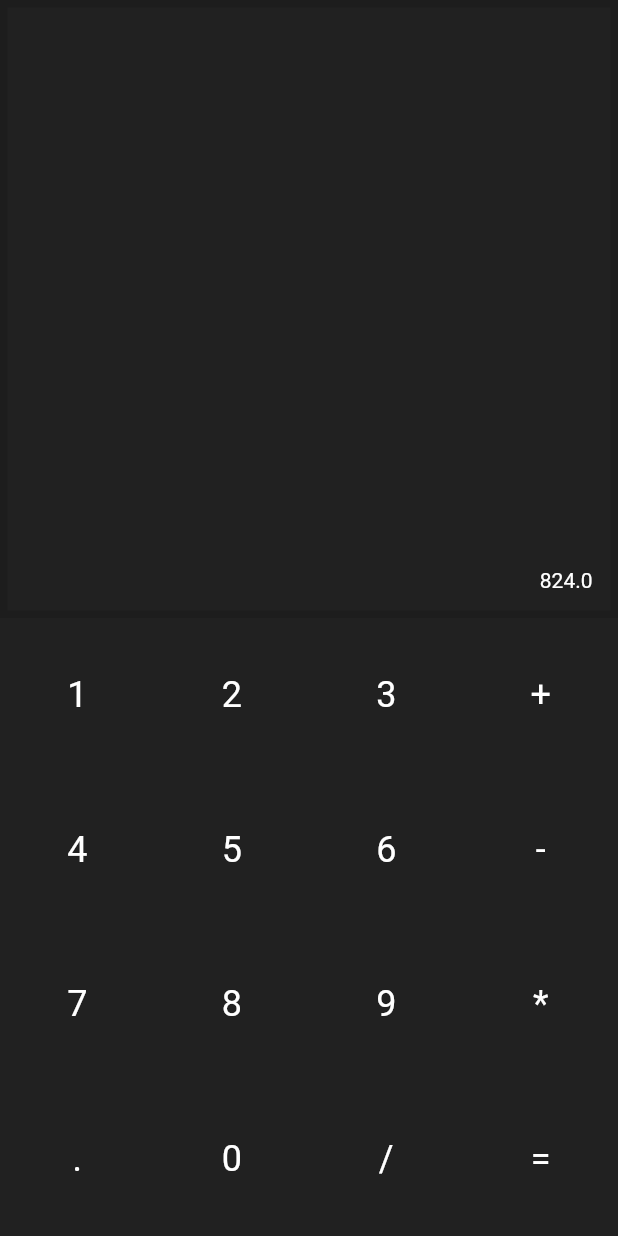
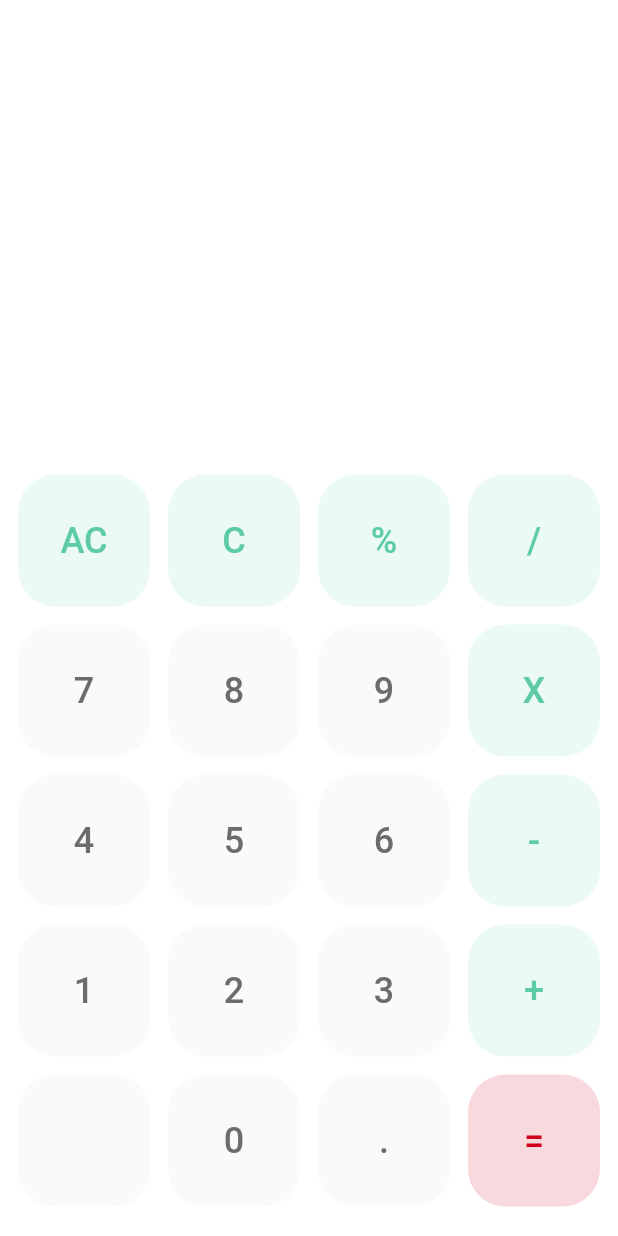
Before and after one commit to Pushpender-18/Basic-Calculator, a Flutter app: the screen it shows after launch, on a phone screen of 412 x 824 dp. Run offline on Flutter 3.47's test engine with Material 2 defaults, Android fonts, the phone set to English and light mode, and no system bars.

Commit message:
Updated UI to Clean, Keyboard UI Done, Display Empty

```diff
--- a/lib/data/key_data.dart
+++ b/lib/data/key_data.dart
@@ -1,26 +1,36 @@
+class KeyConfig {
+  const KeyConfig({required this.name, required this.color});
+  final String name;
+  final int color;
+}
+
 class KeyData {
   int index = 0;
   final data = [
-    '1',
-    '2',
-    '3',
-    '+',
-    '4',
-    '5',
-    '6',
-    '-',
-    '7',
-    '8',
-    '9',
-    '*',
-    '.',
-    '0',
-    '/',
-    '=',
+    const KeyConfig(name: 'AC', color: 1),
+    const KeyConfig(name: 'C', color: 1),
+    const KeyConfig(name: '%', color: 1),
+    const KeyConfig(name: '/', color: 1),
+    const KeyConfig(name: '7', color: 0),
+    const KeyConfig(name: '8', color: 0),
+    const KeyConfig(name: '9', color: 0),
+    const KeyConfig(name: 'X', color: 1),
+    const KeyConfig(name: '4', color: 0),
+    const KeyConfig(name: '5', color: 0),
+    const KeyConfig(name: '6', color: 0),
+    const KeyConfig(name: '-', color: 1),
+    const KeyConfig(name: '1', color: 0),
+    const KeyConfig(name: '2', color: 0),
+    const KeyConfig(name: '3', color: 0),
+    const KeyConfig(name: '+', color: 1),
+    const KeyConfig(name: ' ', color: 0),
+    const KeyConfig(name: '0', color: 0),
+    const KeyConfig(name: '.', color: 0),
+    const KeyConfig(name: '=', color: 2),
   ];
 
   get value {
-    String d = data[index];
+    KeyConfig d = data[index];
     index++;
     index %= data.length;
     return d;
--- a/lib/screens/calculator.dart
+++ b/lib/screens/calculator.dart
@@ -13,8 +13,13 @@ class CalculatorPage extends StatelessWidget {
       body: Column(
         mainAxisSize: MainAxisSize.max,
         children: [
-          Display(msg: height.toString(), height: height / 2),
-          Keyboard(height: height / 2),
+          Display(
+            msg: height.toString(),
+            height: height * (4.8 / 12.5),
+          ),
+          Keyboard(
+            height: height * (7.7 / 12.5),
+          ),
         ],
       ),
     );
--- a/lib/widgets/display.dart
+++ b/lib/widgets/display.dart
@@ -8,23 +8,11 @@ class Display extends StatelessWidget {
   @override
   Widget build(BuildContext context) {
     return Container(
-      decoration: BoxDecoration(
-        color: Colors.black87,
-        border: Border.all(
-          width: 5,
-          color: Colors.black12,
-        ),
-      ),
+      color: const Color.fromARGB(255, 255, 255, 255),
       padding: const EdgeInsets.all(12),
       alignment: Alignment.bottomRight,
       height: height,
       width: double.infinity,
-      child: Text(
-        msg,
-        style: const TextStyle(
-          color: Colors.white,
-        ),
-      ),
     );
   }
 }
--- a/lib/widgets/keyboard.dart
+++ b/lib/widgets/keyboard.dart
@@ -8,20 +8,48 @@ class Keyboard extends StatelessWidget {
   @override
   Widget build(BuildContext context) {
     final keyData = KeyData();
+    var k = keyData.data;
 
     return Container(
       height: height,
-      color: Colors.black87,
+      padding: const EdgeInsets.symmetric(horizontal: 12),
+      color: const Color.fromARGB(255, 255, 255, 255),
       child: GridView.count(
+        physics: const NeverScrollableScrollPhysics(),
         crossAxisCount: 4,
+        mainAxisSpacing: 12,
+        crossAxisSpacing: 12,
         children: [
           for (int i = 0; i < keyData.length; i++)
             InkWell(
               onTap: () {},
-              child: Center(
+              child: TextButton(
+                onPressed: () {},
+                style: TextButton.styleFrom(
+                  foregroundColor: k[i].color == 0
+                      ? Colors.grey
+                      : k[i].color == 1
+                          ? Colors.green
+                          : Colors.red,
+                  backgroundColor: k[i].color == 0
+                      ? const Color.fromARGB(255, 250, 250, 250)
+                      : k[i].color == 1
+                          ? const Color.fromARGB(255, 235, 250, 244)
+                          : const Color.fromARGB(255, 248, 217, 221),
+                  shape: RoundedRectangleBorder(
+                    borderRadius: BorderRadius.circular(25),
+                  ),
+                ),
                 child: Text(
-                  keyData.value,
-                  style: const TextStyle(color: Colors.white, fontSize: 24),
+                  k[i].name,
+                  style: TextStyle(
+                    color: k[i].color == 0
+                        ? const Color.fromARGB(255, 108, 108, 108)
+                        : k[i].color == 1
+                            ? const Color.fromARGB(255, 93, 204, 164)
+                            : const Color.fromARGB(255, 208, 1, 27),
+                    fontSize: 24,
+                  ),
                 ),
               ),
             ),
```
